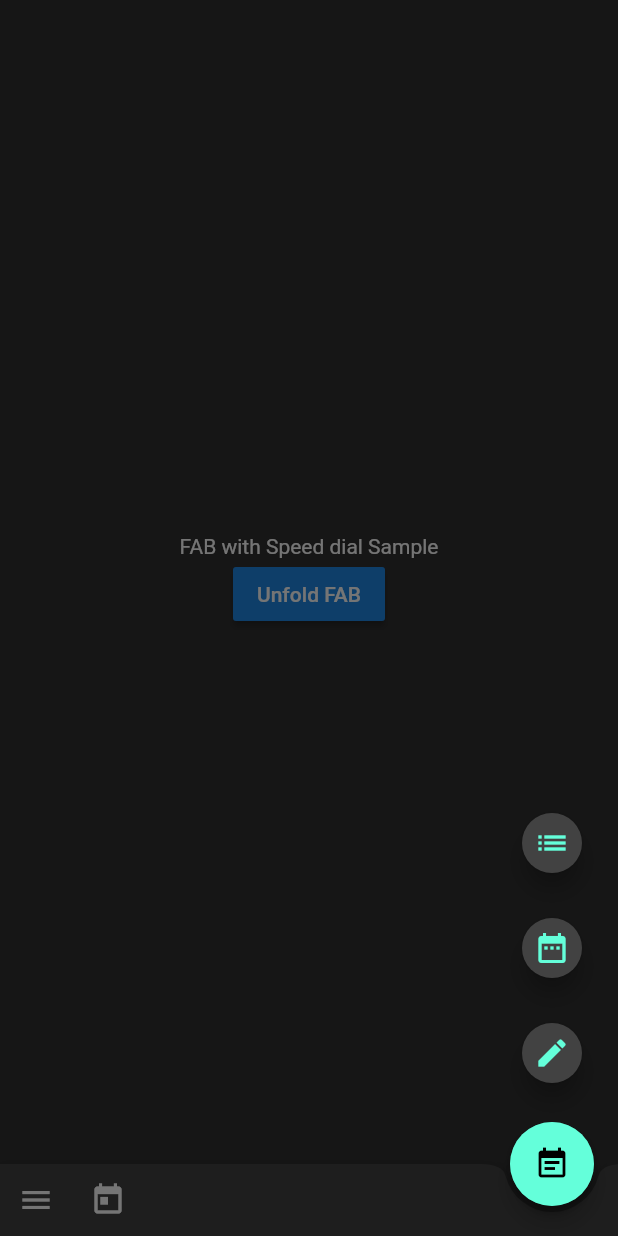
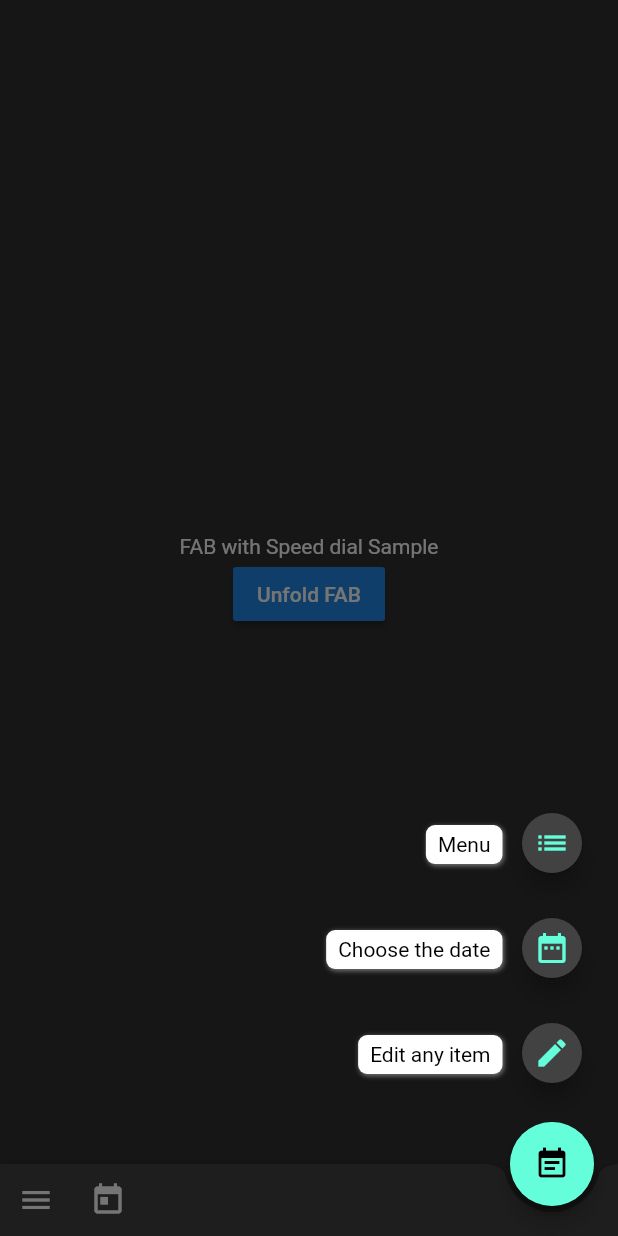
Before and after one commit to fysoul17/flutter_speed_dial_material_design, a Flutter app: the screen it shows after launch, after a tap on the "event note" icon, on a phone screen of 412 x 824 dp. Run offline on Flutter 3.47's test engine with Material 2 defaults, Android fonts, the phone set to English and light mode, and no system bars.

Commit message:
labels included in the actions

```diff
--- a/example/lib/main.dart
+++ b/example/lib/main.dart
@@ -45,10 +45,11 @@ class _MyPageState extends State<MyPage> {
   }
 
   Widget _buildFloatingActionButton() {
+    final TextStyle customStyle = TextStyle(inherit: false, color: Colors.black);
     final icons = [
-      SpeedDialAction(child: Icon(Icons.mode_edit)),
-      SpeedDialAction(child: Icon(Icons.date_range)),
-      SpeedDialAction(child: Icon(Icons.list)),
+      SpeedDialAction(child: Icon(Icons.mode_edit), label: Text('Edit any item', style: customStyle)),
+      SpeedDialAction(child: Icon(Icons.date_range), label: Text('Choose the date', style: customStyle)),
+      SpeedDialAction(child: Icon(Icons.list), label: Text('Menu', style: customStyle)),
     ];
 
     return SpeedDialFloatingActionButton(
--- a/lib/src/flutter_speed_dial_material_design.dart
+++ b/lib/src/flutter_speed_dial_material_design.dart
@@ -48,9 +48,7 @@ class SpeedDialFloatingActionButton extends StatelessWidget {
     return AnchoredOverlay(
       showOverlay: true,
       overlayBuilder: (context, offset) {
-        return CenterAbout(
-          position: Offset(offset.dx, offset.dy - actions.length * 35.0),
-          child: SpeedDial(
+        return SpeedDial(
           controller: controller,
           actions: actions,
           onAction: onAction,
@@ -59,7 +57,7 @@ class SpeedDialFloatingActionButton extends StatelessWidget {
           animationDuration: animationDuration,
           useRotateAnimation: useRotateAnimation,
           isDismissible: isDismissible,
-          ),
+          offset: Offset(offset.dx, offset.dy),
         );
       },
       child: FloatingActionButton(onPressed: () {}),
@@ -67,14 +65,11 @@ class SpeedDialFloatingActionButton extends StatelessWidget {
   }
 }
 
-class SpeedDialAction extends StatelessWidget {
-  SpeedDialAction({this.child});
+class SpeedDialAction {
+  SpeedDialAction({this.child, this.label});
+
   final Widget child;
-
-  @override
-  Widget build(BuildContext context) {
-    return child;
-  }
+  final Widget label;
 }
 
 class SpeedDial extends StatefulWidget {
@@ -87,6 +82,7 @@ class SpeedDial extends StatefulWidget {
     this.useRotateAnimation,
     this.controller,
     this.isDismissible,
+    this.offset,
   });
 
   final SpeedDialController controller;
@@ -97,6 +93,7 @@ class SpeedDial extends StatefulWidget {
   final int animationDuration;
   final bool useRotateAnimation;
   final bool isDismissible;
+  final Offset offset;
 
   @override
   State createState() => _SpeedDialState();
@@ -127,8 +124,34 @@ class _SpeedDialState extends State<SpeedDial> with TickerProviderStateMixin {
   }
 
   Widget _buildActions() {
-    return Column(
-      mainAxisAlignment: MainAxisAlignment.center,
+    final Size fullsize = MediaQuery.of(context).size; // device size
+    final double wButton = 28; // button width
+    final double hButtom = 28; // button height
+
+    double start;
+    if (widget.offset.dx > (fullsize.width / 2)) {
+      start = fullsize.width - (widget.offset.dx + wButton);
+    } else {
+      start = fullsize.width - widget.offset.dx - wButton;
+    }
+
+    double bottom;
+    if (widget.offset.dy > (fullsize.height / 2)) {
+      bottom = fullsize.height - widget.offset.dy - hButtom;
+    } else {
+      bottom = fullsize.height + (widget.offset.dy.abs() - hButtom);
+    }
+
+    return Stack(
+      fit: StackFit.expand,
+      children: <Widget>[
+        Positioned.directional(
+          textDirection: TextDirection.rtl,
+          bottom: bottom,
+          start: start,
+          child: Column(
+            mainAxisAlignment: MainAxisAlignment.end,
+            crossAxisAlignment: CrossAxisAlignment.end,
             mainAxisSize: MainAxisSize.min,
             children: List.generate(widget.actions.length, (int index) {
               return _buildChild(index);
@@ -136,13 +159,42 @@ class _SpeedDialState extends State<SpeedDial> with TickerProviderStateMixin {
               ..add(
                 _buildFab(),
               ),
+          ),
+        ),
+      ],
     );
   }
 
   Widget _buildChild(int index) {
     Color backgroundColor = Theme.of(context).cardColor;
     Color foregroundColor = Theme.of(context).accentColor;
-    return Container(
+
+    return Row(
+      mainAxisAlignment: MainAxisAlignment.end,
+      mainAxisSize: MainAxisSize.min,
+      children: <Widget>[
+        FadeTransition(
+          opacity: Tween<double>(begin: 0, end: 1).animate(_controller),
+          child: widget.actions[index].label != null
+              ? Container(
+            padding: EdgeInsets.symmetric(vertical: 5.0, horizontal: 8.0),
+            margin: EdgeInsets.only(right: 5.0, bottom: 20),
+            decoration: BoxDecoration(
+              color: Colors.white,
+              borderRadius: BorderRadius.all(Radius.circular(6.0)),
+              boxShadow: [
+                BoxShadow(
+                  color: Colors.grey.withOpacity(0.7),
+                  offset: Offset(0.8, 0.8),
+                  blurRadius: 2.4,
+                )
+              ],
+            ),
+            child: widget.actions[index].label,
+          )
+              : Container(),
+        ),
+        Container(
           height: 70.0,
           width: 56.0,
           alignment: FractionalOffset.topCenter,
@@ -156,10 +208,12 @@ class _SpeedDialState extends State<SpeedDial> with TickerProviderStateMixin {
               backgroundColor: backgroundColor,
               foregroundColor: foregroundColor,
               mini: true,
-          child: widget.actions[index],
+              child: widget.actions[index].child,
               onPressed: () => _onAction(index),
             ),
           ),
+        ),
+      ],
     );
   }
 
```
Lines whose indentation alone changed are shown as unchanged.
